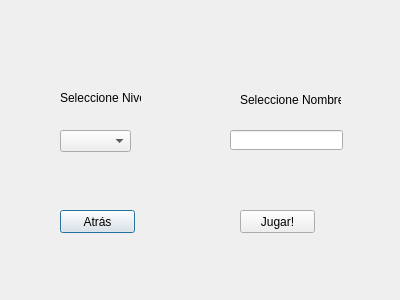
luifevas/Sudoku, file eleccion.ui: the form before one commit.
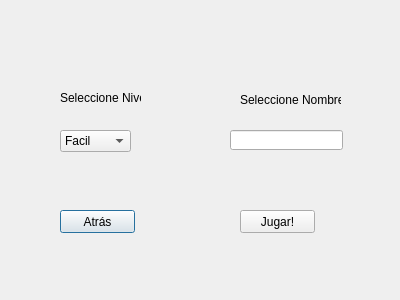
The form after the commit.

The edit to the form file:
```diff
--- a/eleccion.ui
+++ b/eleccion.ui
@@ -24,12 +24,7 @@
    </property>
    <item>
     <property name="text">
-     <string/>
-    </property>
-   </item>
-   <item>
-    <property name="text">
-     <string>Fácil</string>
+     <string>Facil</string>
     </property>
    </item>
    <item>
```
Left out of the diff: 2 changed lines with no effect on the pictures.
